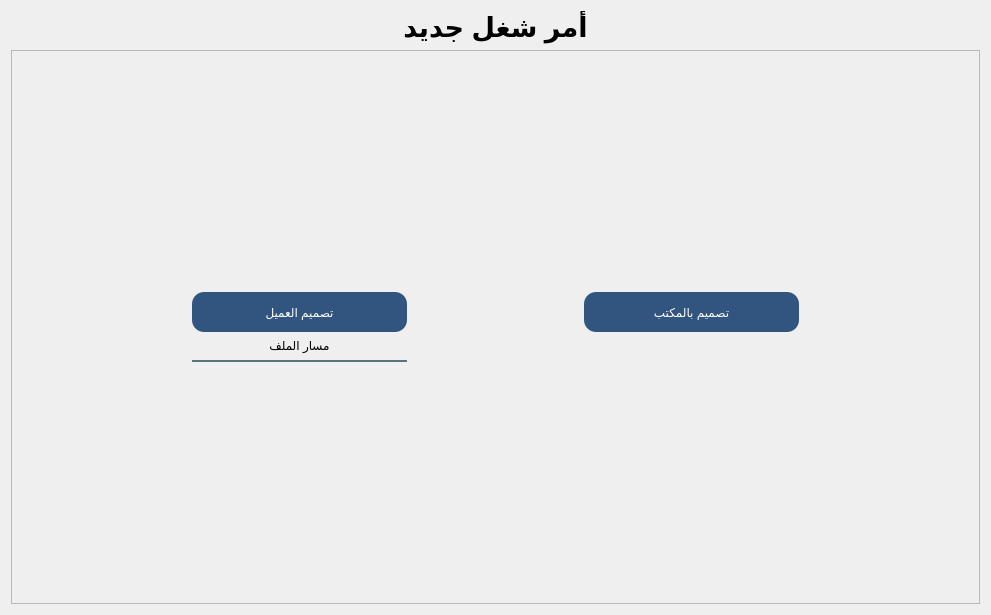
This is forms/chooseDesign_view.ui in Abdel-RahmanSaied/treeAdvertising as Qt 5 draws it before an edit. The edited form follows.
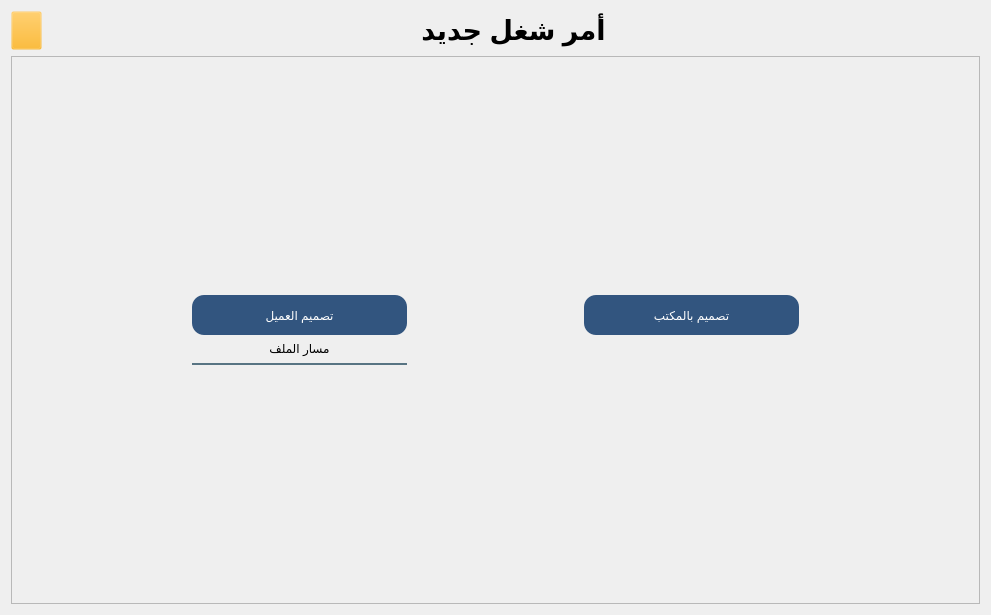
This is the edited form. Icons and pictures are not drawn.

```diff
--- a/forms/chooseDesign_view.ui
+++ b/forms/chooseDesign_view.ui
@@ -14,7 +14,52 @@
    <string>Form</string>
   </property>
   <layout class="QGridLayout" name="gridLayout_2">
+   <item row="0" column="0">
+    <widget class="QPushButton" name="bck_btn">
+     <property name="minimumSize">
+      <size>
+       <width>31</width>
+       <height>39</height>
+      </size>
+     </property>
+     <property name="maximumSize">
+      <size>
+       <width>31</width>
+       <height>39</height>
+      </size>
+     </property>
+     <property name="styleSheet">
+      <string notr="true">background-color: rgb(255, 170, 0,4);</string>
+     </property>
+     <property name="text">
+      <string/>
+     </property>
+     <property name="icon">
+      <iconset resource="app_resources.qrc">
+       <normaloff>:/logo/images/icons8-back-67.png</normaloff>:/logo/images/icons8-back-67.png</iconset>
+     </property>
+     <property name="iconSize">
+      <size>
+       <width>31</width>
+       <height>39</height>
+      </size>
+     </property>
+    </widget>
+   </item>
    <item row="0" column="1">
+    <spacer name="horizontalSpacer_10">
+     <property name="orientation">
+      <enum>Qt::Horizontal</enum>
+     </property>
+     <property name="sizeHint" stdset="0">
+      <size>
+       <width>386</width>
+       <height>20</height>
+      </size>
+     </property>
+    </spacer>
+   </item>
+   <item row="0" column="2">
     <widget class="QLabel" name="label">
      <property name="maximumSize">
       <size>
@@ -37,20 +82,7 @@
      </property>
     </widget>
    </item>
-   <item row="0" column="0">
-    <spacer name="horizontalSpacer_10">
-     <property name="orientation">
-      <enum>Qt::Horizontal</enum>
-     </property>
-     <property name="sizeHint" stdset="0">
-      <size>
-       <width>386</width>
-       <height>20</height>
-      </size>
-     </property>
-    </spacer>
-   </item>
-   <item row="0" column="2">
+   <item row="0" column="3">
     <spacer name="horizontalSpacer_11">
      <property name="orientation">
       <enum>Qt::Horizontal</enum>
@@ -63,7 +95,7 @@
      </property>
     </spacer>
    </item>
-   <item row="1" column="0" colspan="3">
+   <item row="1" column="0" colspan="4">
     <widget class="QFrame" name="frame">
      <property name="frameShape">
       <enum>QFrame::StyledPanel</enum>
```
Left out of the diff: 4 changed lines with no effect on the pictures.
